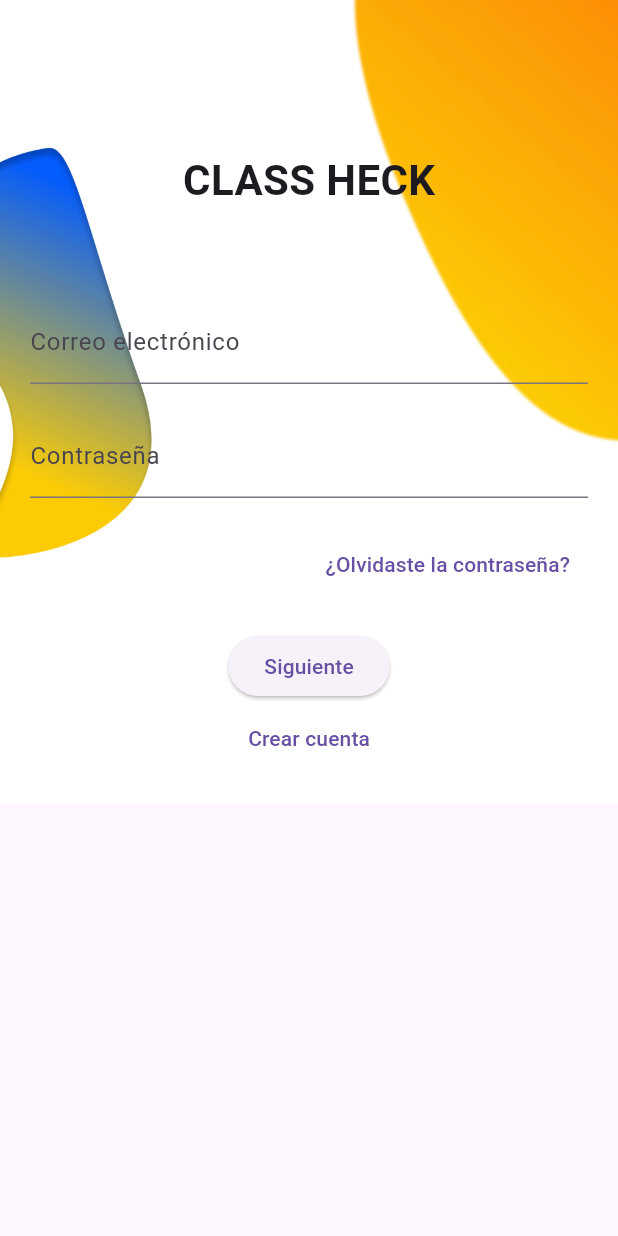
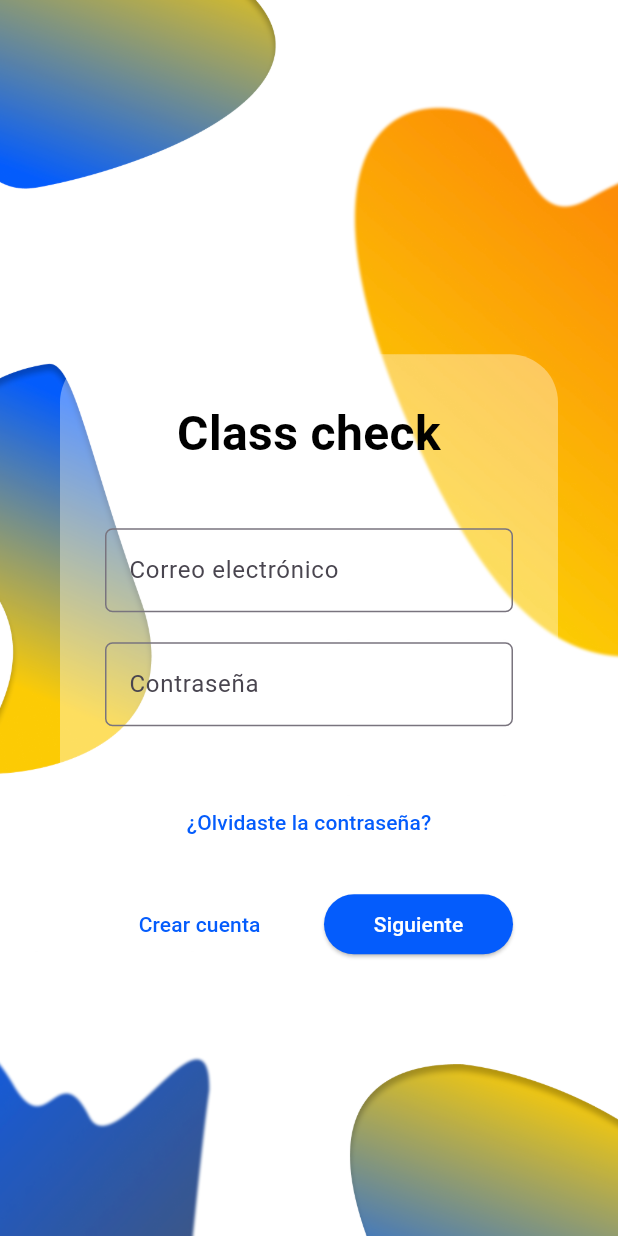
Before and after one commit to Roberto-Parra/ux-miso-grupo-25-movil, a Flutter app: the screen it shows after launch, on a phone screen of 412 x 824 dp. Run offline on Flutter 3.47's test engine with Material 3 defaults, Android fonts, the phone set to English and light mode, and no system bars.

```diff
--- a/lib/main.dart
+++ b/lib/main.dart
@@ -8,12 +8,8 @@ class MyApp extends StatelessWidget {
   @override
   Widget build(BuildContext context) {
     return MaterialApp(
-      title: 'Flutter Demo',
+      title: 'Login Design',
       debugShowCheckedModeBanner: false,
-      theme: ThemeData(
-        primarySwatch: Colors.blue,
-        visualDensity: VisualDensity.adaptivePlatformDensity,
-      ),
       home: InicioSesionScreen(),
     );
   }
@@ -23,65 +19,110 @@ class InicioSesionScreen extends StatelessWidget {
   @override
   Widget build(BuildContext context) {
     return Scaffold(
-      body: SingleChildScrollView(
-        child: Container(
+      body: Container(
         decoration: BoxDecoration(
           image: DecorationImage(
-              image: AssetImage('assets/images/background.png'), // Reemplaza con tu ruta de imagen.
-              fit: BoxFit.cover, // Esto asegurará que la imagen cubra toda la pantalla.
+            image: AssetImage('assets/images/background.png'),
+            fit: BoxFit.cover,
           ),
         ),
-          child: Padding(
-            padding: EdgeInsets.all(20.0),
+        child: Center(
+          child: SingleChildScrollView(
+            child: Container(
+              padding: EdgeInsets.symmetric(horizontal: 40.0),
               child: Column(
+                mainAxisAlignment: MainAxisAlignment.center,
+                crossAxisAlignment: CrossAxisAlignment.stretch,
                 children: <Widget>[
-                SizedBox(height: 80),
+                  SizedBox(height: MediaQuery.of(context).size.height * 0.1),
+                  // Añadimos el Container con Box Decoration para el fondo semitransparente
+                  Container(
+                    padding: EdgeInsets.all(30),
+                    decoration: BoxDecoration(
+                      color: Colors.white.withOpacity(0.36),
+                      borderRadius: BorderRadius.circular(32),
+                    ),
+                    child: Column(
+                      children: [
                         Text(
-                  'CLASS HECK',
+                          'Class check',
+                          textAlign: TextAlign.center,
                           style: TextStyle(
-                    fontSize: 28,
+                            fontSize: 32,
                             fontWeight: FontWeight.bold,
+                            color: Colors.black,
                           ),
                         ),
-                SizedBox(height: 60),
+                        SizedBox(height: 40),
                         TextFormField(
                           decoration: InputDecoration(
-                    labelText: 'Correo electrónico',
-                    // Aquí personalizas tu TextFormField
+                            hintText: 'Correo electrónico',
+                            border: OutlineInputBorder(
+                              borderRadius: BorderRadius.circular(5.0),
+                              borderSide: BorderSide(color: Colors.black),
+                            ),
+                            // Resto de la decoración
                           ),
                         ),
                         SizedBox(height: 20),
                         TextFormField(
+                          obscureText: true,
                           decoration: InputDecoration(
-                    labelText: 'Contraseña',
-                    // Personaliza tu TextFormField
+                            hintText: 'Contraseña',
+                            border: OutlineInputBorder(
+                              borderRadius: BorderRadius.circular(5.0),
+                              borderSide: BorderSide(color: Colors.black),
+                            )
+                            // Resto de la decoración
                           ),
-                  obscureText: true,
+                        ),
+                        SizedBox(height: 40),
+                        TextButton(
+                          child: Text(
+                            '¿Olvidaste la contraseña?',
+                            style: TextStyle(color: Color(0xFF045CFC)),
+                          ),
+                          onPressed: () {
+                            // TODO: Implementar funcionalidad
+                          },
                         ),
                         SizedBox(height: 20),
-                Align(
-                  alignment: Alignment.centerRight,
+                        // Añadimos el Row para los botones "Crear cuenta" y "Siguiente"
+                        Row(
+                          mainAxisAlignment: MainAxisAlignment.spaceBetween,
+                          children: [
+                            Expanded(
                               child: TextButton(
-                    child: Text('¿Olvidaste la contraseña?'),
+                                child: Text(
+                                  'Crear cuenta',
+                                  style: TextStyle(color: Color(0xFF045CFC)),
+                                ),
                                 onPressed: () {
-                      // Lógica para olvidar la contraseña
+                                  // TODO: Navegar a la pantalla de crear cuenta
                                 },
                               ),
                             ),
-                SizedBox(height: 20),
-                ElevatedButton(
-                  child: Text('Siguiente'),
+                            SizedBox(width: 20), // Espacio entre botones
+                            Expanded(
+                              child: ElevatedButton(
+                                child: Text('Siguiente',
+                                style: TextStyle(color: Colors.white)),
+                                style: ElevatedButton.styleFrom(
+                                  backgroundColor: Color(0xFF045CFC),
+                                  // Resto de la decoración
+                                ),
                                 onPressed: () {
-                    // Lógica para el inicio de sesión
+                                  // TODO: Implementar funcionalidad
                                 },
                               ),
-                TextButton(
-                  child: Text('Crear cuenta'),
-                  onPressed: () {
-                    // Navegar a la pantalla de crear cuenta
-                  },
                             ),
                           ],
+                        ),
+                      ],
+                    ),
+                  ),
+                ],
+              ),
             ),
           ),
         ),
```
Lines whose indentation alone changed are shown as unchanged.
